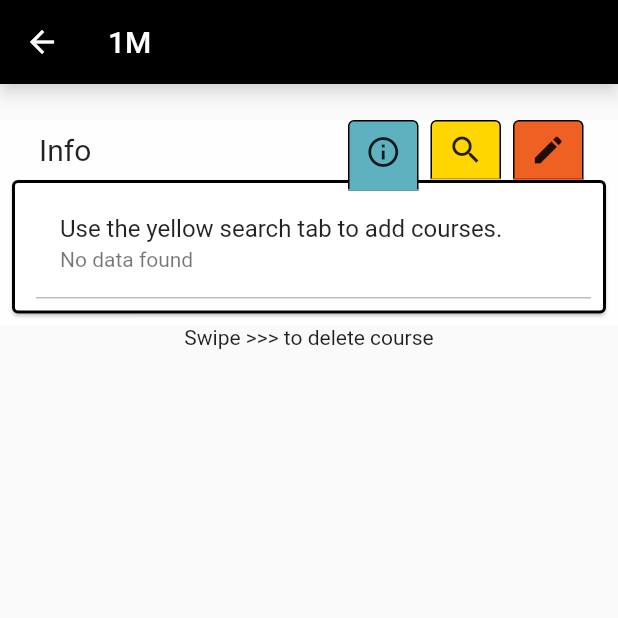
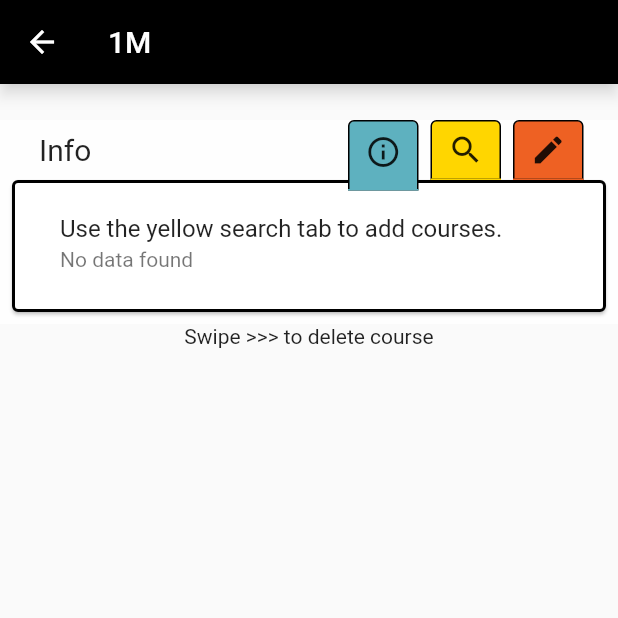
Before and after one commit to RRRGR/ICUApp, a Flutter app: the ChoosePageV2 screen opened directly, on a phone screen of 412 x 824 dp, the top half of it. Run offline on Flutter 3.47's test engine with Material 2 defaults, Android fonts, the phone set to English and light mode, and no system bars; drawn by our look-alikes of google_mobile_ads; our stand-ins replace cloud_firestore, firebase_auth, firebase_core, flutter_riverpod, google_sign_in, isar and 1 more; missing offline and left inert: flutter_cached_pdfview, flutter_inappwebview; accounts and stored records are empty; generated files the repository leaves out were written again; network calls fail.

Commit message:
change UI for course removal

```diff
--- a/lib/widgets/choosepage/assignedclasstext.dart
+++ b/lib/widgets/choosepage/assignedclasstext.dart
@@ -7,8 +7,15 @@ import 'package:icuapp/model/constant.dart';
 import 'dart:async' show Future;
 import 'package:icuapp/widgets/choosepage/showlist.dart';
 
-class AssignedClassText extends ConsumerWidget {
+class AssignedClassText extends ConsumerStatefulWidget {
   const AssignedClassText({Key? key}) : super(key: key);
+
+  @override
+  AssignedClassTextState createState() => AssignedClassTextState();
+}
+
+class AssignedClassTextState extends ConsumerState<AssignedClassText> {
+  int currentIndex = 0; // Add this variable to keep track of the current index
 
   Future getCourseInfo(int year, String season, String period_day) async {
     final CourseInfo noneFoundData = CourseInfo()
@@ -23,7 +30,12 @@ class AssignedClassText extends ConsumerWidget {
   }
 
   @override
-  Widget build(BuildContext context, WidgetRef ref) {
+  void initState() {
+    super.initState();
+  }
+
+  @override
+  Widget build(BuildContext context) {
     final chosenYear = ref.watch(chosenYearProvider);
     final chosenSeason = ref.watch(chosenSeasonProvider);
     final fontSize = ref.watch(cellFontSizeProvider);
@@ -37,6 +49,8 @@ class AssignedClassText extends ConsumerWidget {
         if (snapshot.hasData) {
           CourseInfo chosenData = snapshot.data!;
           List selectedList = [chosenData];
+          selectedList.add(noneFoundData);
+
           return Card(
             color: Colors.white,
             shape: RoundedRectangleBorder(
@@ -45,24 +59,18 @@ class AssignedClassText extends ConsumerWidget {
             margin: const EdgeInsets.fromLTRB(8, 40, 8, 8),
             child: Padding(
               padding: const EdgeInsets.fromLTRB(16.0, 6, 10, 10),
-              child: Container(
-                decoration: const BoxDecoration(
-                  border: Border(
-                    bottom: BorderSide(width: 1.0, color: Colors.black26),
-                  ),
-                ),
               child: ListView.builder(
                 padding: EdgeInsets.zero,
                 itemCount: 1,
                 shrinkWrap: true,
                 itemBuilder: (context, index) {
-                    final item = selectedList[index];
+                  final item = selectedList[currentIndex];
                   return (chosenData.no != '' &&
                           chosenData.j != 'Tap here to reset')
                       ? Dismissible(
                           key: UniqueKey(),
                           confirmDismiss: (direction) {
-                              selectedList.removeAt(index);
+                            selectedList.removeAt(currentIndex);
                             return Future<bool>.value(true);
                           },
                           onDismissed: (direction) {
@@ -70,18 +78,18 @@ class AssignedClassText extends ConsumerWidget {
                                 .deleteCourseFromTT(item.courseId, ref);
                             ScaffoldMessenger.of(context).showSnackBar(
                               SnackBar(
-                                  content:
-                                      Text('${item.j} / ${item.e} removed!'),
+                                content: Text('${item.j} / ${item.e} removed!'),
                               ),
                             );
+                            currentIndex = 1;
+                            setState(() {});
                           },
-                            background:
-                                Container(color: const Color(0xFFD71A1A)),
-                            child:
-                                ListTileTxtInfo(selectedList[index], fontSize))
+                          background: Container(color: const Color(0xFFD71A1A)),
+                          child: ListTileTxtInfo(
+                              selectedList[currentIndex], fontSize),
+                        )
                       : ListTileTxtInfo(noneFoundData, fontSize);
                 },
-                ),
               ),
             ),
           );
```
Lines whose indentation alone changed are shown as unchanged.
